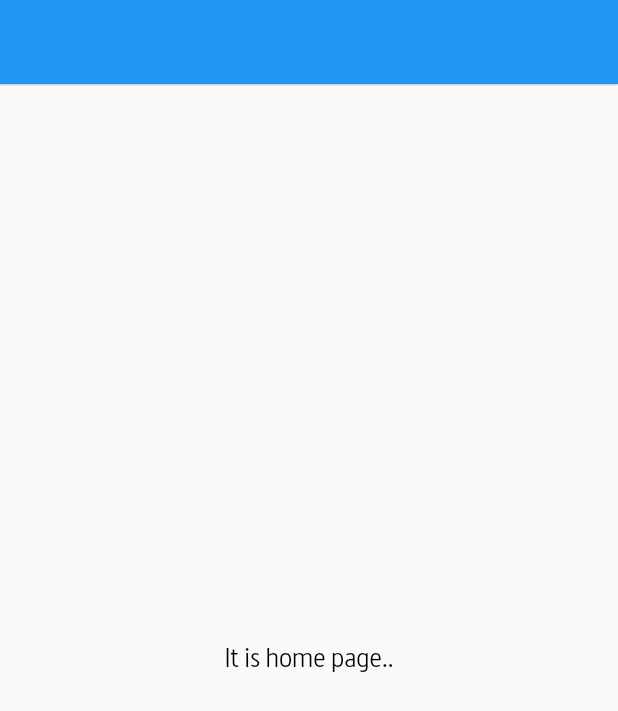
After one commit to eextjcxltuires/Marketplace, a Flutter app: the screen it shows after launch, after a tap on an icon or button, on a phone screen of 412 x 824 dp. The commit adds this screen. Shown: the top 711 px of the screen. Run offline on Flutter 3.47's test engine with Material 2 defaults, Android fonts, the phone set to English and light mode, and no system bars; our stand-ins replace flutter_screenutil, flutter_svg, iconsax.

Commit message:
added navigation.

```diff
--- /dev/null
+++ b/lib/ui/pages/home/home_page.dart
@@ -0,0 +1,23 @@
+import 'package:flutter/material.dart';
+import 'package:flutter_screenutil/flutter_screenutil.dart';
+
+class HomePage extends StatelessWidget {
+  const HomePage({Key? key}) : super(key: key);
+
+  @override
+  Widget build(BuildContext context) {
+    return Scaffold(
+      appBar: AppBar(
+        automaticallyImplyLeading: false,
+        elevation: 0.4,
+      ),
+      // Widget for display body (content page).
+
+      body: body(),
+    );
+  }
+
+  Widget body() => Center(
+        child: Text('It is home page..', style: TextStyle(color: Colors.black, fontSize: 16.r)),
+      );
+}
--- a/lib/ui/pages/onboarding/components/onboarding_statistics.dart
+++ b/lib/ui/pages/onboarding/components/onboarding_statistics.dart
@@ -4,6 +4,7 @@ import 'package:iconsax/iconsax.dart';
 
 import '../../../animations/slide_animation.dart';
 import '../../../animations/fade_animation.dart';
+import '../../home/home_page.dart';
 
 class OnboardingStatistics extends StatelessWidget {
   const OnboardingStatistics({Key? key}) : super(key: key);
@@ -143,13 +144,24 @@ class NextIcon extends StatelessWidget {
 
   @override
   Widget build(BuildContext context) {
-    return Container(
-      width: 40.r,
-      height: 40.r,
-      decoration: const BoxDecoration(color: Color(0xFFCAB2FF)),
-      child: const Icon(Iconsax.arrow_right_1),
+    return GestureDetector(
+      child: Container(
+        width: 40.r,
+        height: 40.r,
+        decoration: const BoxDecoration(color: Color(0xFFCAB2FF)),
+        child: const Icon(Iconsax.arrow_right_1),
+      ),
+      // Transition.
+
+      onTap: () => home(context),
     );
   }
+
+  // Navigation: The function responsible for navigating to the Home Page.
+  void home(context) => Navigator.push(
+        context,
+        MaterialPageRoute(builder: (context) => const HomePage()),
+      );
 }
 
 class DiscoverArtworkText extends StatelessWidget {
```
